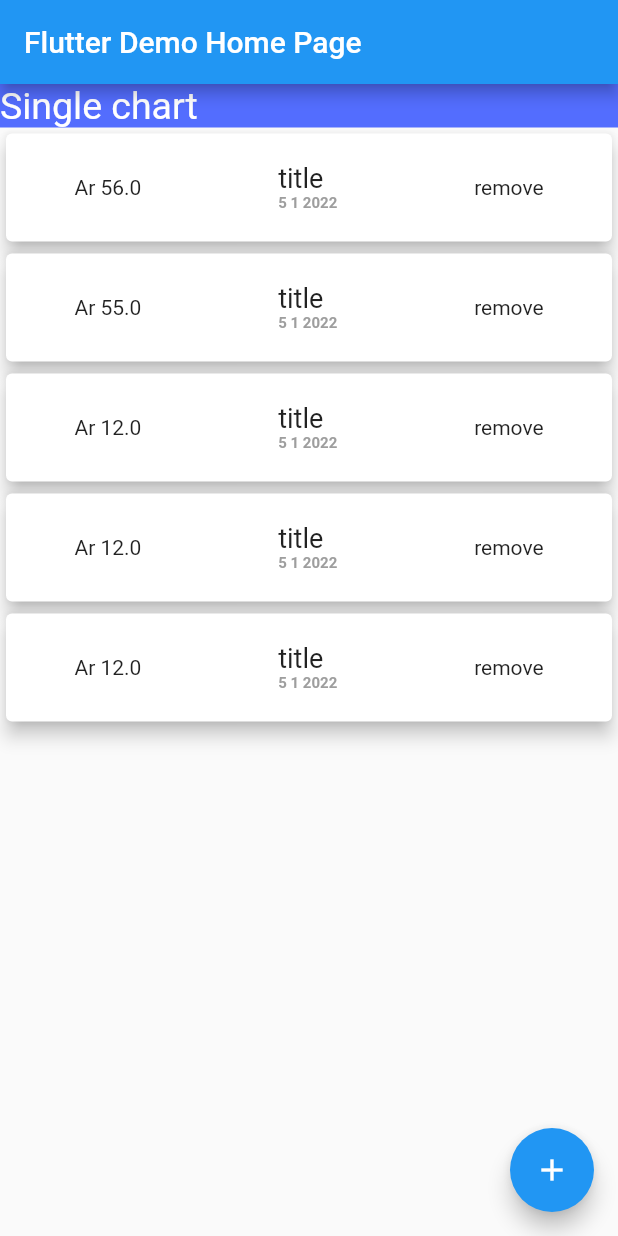
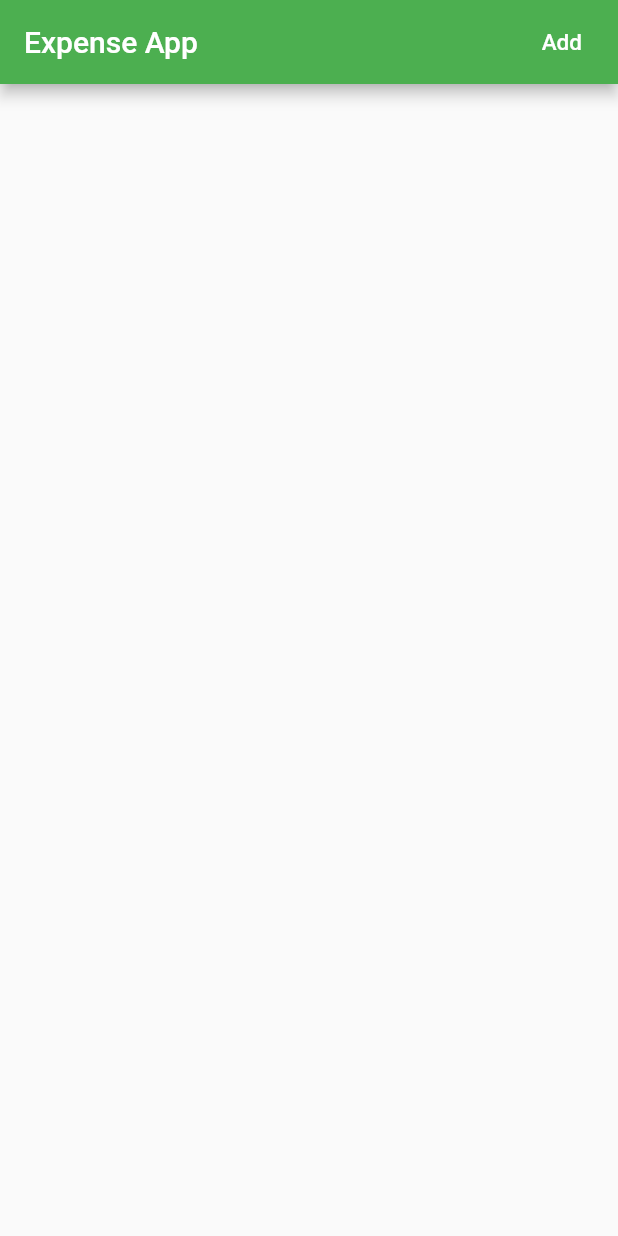
Before and after one commit to andryroid/expense_app, a Flutter app: the screen it shows after launch, on a phone screen of 412 x 824 dp. Run offline on Flutter 3.47's test engine with Material 2 defaults, Android fonts, the phone set to English and light mode, and no system bars.

Commit message:
refactor home

```diff
--- a/lib/home/home.dart
+++ b/lib/home/home.dart
@@ -1,6 +1,4 @@
 import 'package:flutter/material.dart';
-import 'package:flutter_main/card/card_details.dart';
-import 'package:flutter_main/chart/chart.dart';
 
 class MyHomePage extends StatefulWidget {
   const MyHomePage({Key? key, required this.title}) : super(key: key);
@@ -21,19 +19,8 @@ class MyHomePage extends StatefulWidget {
 }
 
 class _MyHomePageState extends State<MyHomePage> {
-  int _counter = 0;
-
-  void _incrementCounter() {
-    setState(() {
-      // This call to setState tells the Flutter framework that something has
-      // changed in this State, which causes it to rerun the build method below
-      // so that the display can reflect the updated values. If we changed
-      // _counter without calling setState(), then the build method would not be
-      // called again, and so nothing would appear to happen.
-      _counter++;
-    });
-  }
-
+  final amount = TextEditingController();
+  final title = TextEditingController();
   @override
   Widget build(BuildContext context) {
     // This method is rerun every time setState is called, for instance as done
@@ -46,23 +33,27 @@ class _MyHomePageState extends State<MyHomePage> {
         appBar: AppBar(
           // Here we take the value from the MyHomePage object that was created by
           // the App.build method, and use it to set our appbar title.
-        title: Text(widget.title),
-      ),
-      body: Column(
-        children: <Widget>[
-          const Chart.fromValue("Single chart"),
-          CardDetails.fromValue(title:'title',price:56,at:DateTime.now()),
-          CardDetails.fromValue(title:'title',price:55,at:DateTime.now()),
-          CardDetails.fromValue(title:'title',price:12,at:DateTime.now()),
-          CardDetails.fromValue(title:'title',price:12,at:DateTime.now()),
-          CardDetails.fromValue(title:'title',price:12,at:DateTime.now())
+          title: Row(
+            mainAxisAlignment: MainAxisAlignment.spaceBetween,
+            children: [
+              const Text("Expense App"),
+              Container(
+                  child: const ButtonBar(
+                children: [
+                  Text(
+                    'Add',
+                    style: TextStyle(fontSize: 15),
+                  )
+                ],
+              ))
             ],
           ),
-      floatingActionButton: FloatingActionButton(
-        onPressed: _incrementCounter,
-        tooltip: 'Add expense',
-        child: const Icon(Icons.add),
-      ), // This trailing comma makes auto-formatting nicer for build methods.
+        ),
+        body: SingleChildScrollView(
+          child: Column(
+            children: <Widget>[],
+          ),
+        ) // This trailing comma makes auto-formatting nicer for build methods.
         );
   }
 }
--- a/lib/main.dart
+++ b/lib/main.dart
@@ -12,7 +12,7 @@
   @override
   Widget build(BuildContext context) {
     return MaterialApp(
-      title: 'Flutter Demo',
+      title: 'Expense Details',
       theme: ThemeData(
         // This is the theme of your application.
         //
@@ -23,9 +23,9 @@
         // or simply save your changes to "hot reload" in a Flutter IDE).
         // Notice that the counter didn't reset back to zero; the application
         // is not restarted.
-        primarySwatch: Colors.blue,
+        primarySwatch: Colors.green,
       ),
-      home: const MyHomePage(title: 'Flutter Demo Home Page'),
+      home: const MyHomePage(title: 'Expense App'),
     );
   }
 }
```
Lines whose indentation alone changed are shown as unchanged.
